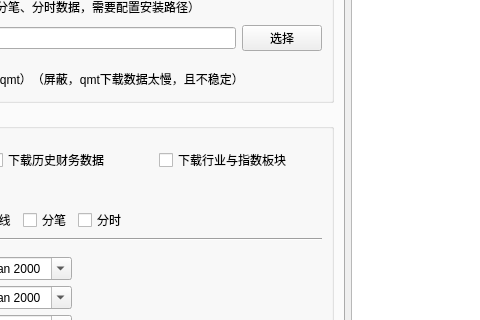
This is hikyuu/gui/data/MainWindow.ui in fasiondog/hikyuu as Qt 5 draws it before an edit; both pictures show x 222 to 702 and y 118 to 438 of the 1139 by 713 pixel window. The edited form follows.
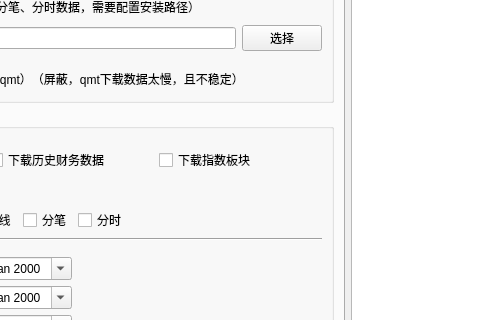
This is the edited form. Icons and pictures are not drawn.

Commit message: fix(gui): 修正MainWindow中导入板块的文本描述从"下载行业与指数板块"改为"下载指数板块

What changed in the file:
```diff
--- a/hikyuu/gui/data/MainWindow.ui
+++ b/hikyuu/gui/data/MainWindow.ui
@@ -217,7 +217,7 @@
              <item>
               <widget class="QCheckBox" name="import_block_checkBox">
                <property name="text">
-                <string>下载行业与指数板块</string>
+                <string>下载指数板块</string>
                </property>
               </widget>
              </item>
```
The commit also changes 1 other file.
